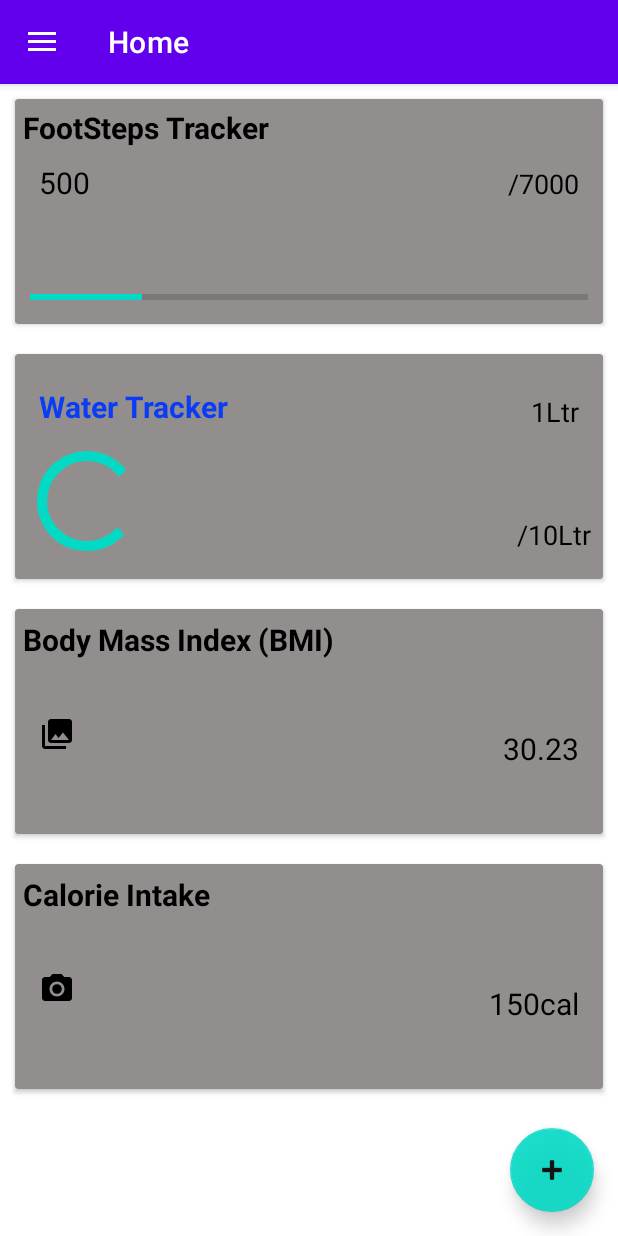
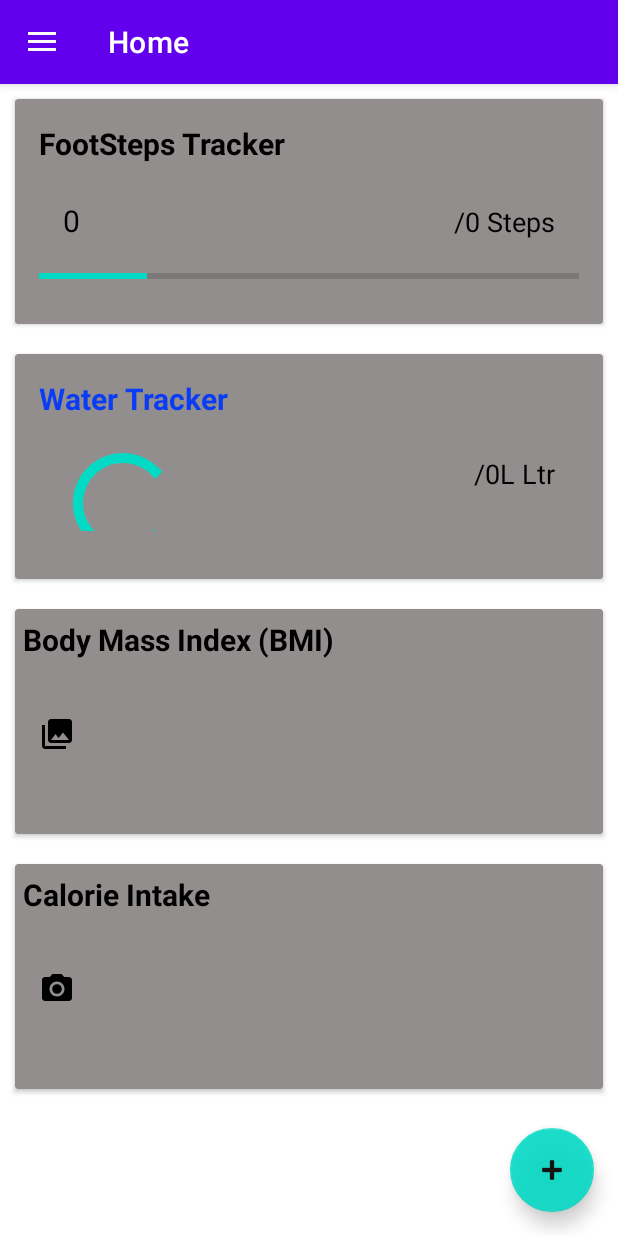
Before and after one commit to AnupaRasaputhra/FitPulse-CapstoneProject, an Android app: the screen it shows after launch (MainActivity), on a phone screen of 412 x 824 dp. Run offline under Robolectric (Android 15) with nearby library versions, the phone set to English and light mode, and no system bars; our stand-ins replace navigation-ui.

Commit message:
#1 Implemented Set Goals Features
Closes #1

```diff
--- a/FitPulse/app/src/main/java/com/example/fitpulse/ui/home/HomeFragment.kt
+++ b/FitPulse/app/src/main/java/com/example/fitpulse/ui/home/HomeFragment.kt
@@ -7,42 +7,35 @@ import android.view.ViewGroup
 import android.widget.TextView
 import androidx.fragment.app.Fragment
 import androidx.fragment.app.activityViewModels
-import androidx.lifecycle.ViewModelProvider
 import com.example.fitpulse.R
 import com.example.fitpulse.databinding.FragmentHomeBinding
 import com.example.fitpulse.ui.setgoals.SetGoalsViewModel
 
 class HomeFragment : Fragment() {
+
     private val viewModel: SetGoalsViewModel by activityViewModels()
-
     private var _binding: FragmentHomeBinding? = null
     private val binding get() = _binding!!
-    private lateinit var homeViewModel: HomeViewModel
 
     override fun onCreateView(
-        inflater: LayoutInflater,
-        container: ViewGroup?,
+        inflater: LayoutInflater, container: ViewGroup?,
         savedInstanceState: Bundle?
     ): View {
         _binding = FragmentHomeBinding.inflate(inflater, container, false)
-        val root: View = binding.root
-
-        homeViewModel = ViewModelProvider(requireActivity())[HomeViewModel::class.java]
-
-        return root
+        return binding.root
     }
 
     override fun onViewCreated(view: View, savedInstanceState: Bundle?) {
         super.onViewCreated(view, savedInstanceState)
 
-        viewModel.selectedGoals.observe(viewLifecycleOwner) { goals ->
+        viewModel.selectedStepsGoal.observe(viewLifecycleOwner) { stepsGoal ->
+            binding.stepTrackerCardView.findViewById<TextView>(R.id.targetSteps).text = "/${stepsGoal} Steps"
+        }
 
-            requireActivity().findViewById<TextView>(R.id.targetSteps).text = goals
-
-
+        viewModel.selectedWaterGoal.observe(viewLifecycleOwner) { waterGoal ->
+            binding.waterIntakeCardView.findViewById<TextView>(R.id.waterTarget).text = "/${waterGoal} Ltr"
         }
     }
-
 
     override fun onDestroyView() {
         super.onDestroyView()
--- a/FitPulse/app/src/main/java/com/example/fitpulse/ui/setgoals/SetGoalsViewModel.kt
+++ b/FitPulse/app/src/main/java/com/example/fitpulse/ui/setgoals/SetGoalsViewModel.kt
@@ -1,16 +1,40 @@
 package com.example.fitpulse.ui.setgoals
 
+import android.app.Application
+import androidx.lifecycle.AndroidViewModel
 import androidx.lifecycle.LiveData
 import androidx.lifecycle.MutableLiveData
-import androidx.lifecycle.ViewModel
+import androidx.lifecycle.viewModelScope
+import kotlinx.coroutines.Dispatchers
+import kotlinx.coroutines.launch
 
-class SetGoalsViewModel: ViewModel() {
+class SetGoalsViewModel(application: Application) : AndroidViewModel(application) {
 
-    private val _selectedGoals = MutableLiveData<String>()
-    val selectedGoals:LiveData<String> get() = _selectedGoals
+    private val sharedPreferences = application.getSharedPreferences("fitpulse_prefs", 0)
 
-    fun setSelectedGoals(goal: String){
-        _selectedGoals.value = goal
+    private val _selectedStepsGoal = MutableLiveData<String>().apply {
+        value = sharedPreferences.getString("steps_goal", "0")
+    }
+    val selectedStepsGoal: LiveData<String> get() = _selectedStepsGoal
+
+    private val _selectedWaterGoal = MutableLiveData<String>().apply {
+        value = sharedPreferences.getString("water_goal", "0L")
+    }
+    val selectedWaterGoal: LiveData<String> get() = _selectedWaterGoal
+
+    fun setSelectedStepsGoal(goal: String) {
+        _selectedStepsGoal.value = goal
+        saveGoalToPreferences("steps_goal", goal)
     }
 
+    fun setSelectedWaterGoal(goal: String) {
+        _selectedWaterGoal.value = goal
+        saveGoalToPreferences("water_goal", goal)
+    }
+
+    private fun saveGoalToPreferences(key: String, value: String) {
+        viewModelScope.launch(Dispatchers.IO) {
+            sharedPreferences.edit().putString(key, value).apply()
+        }
+    }
 }
--- a/FitPulse/app/src/main/res/layout/fragment_home.xml
+++ b/FitPulse/app/src/main/res/layout/fragment_home.xml
@@ -13,22 +13,24 @@
         android:layout_margin="10dp"
         android:backgroundTint="#938E8E">
 
+        <LinearLayout
+            android:layout_width="match_parent"
+            android:layout_height="match_parent"
+            android:orientation="vertical"
+            android:padding="16dp">
 
             <TextView
                 android:id="@+id/liveTrackStep"
                 android:layout_width="wrap_content"
                 android:layout_height="wrap_content"
-            android:padding="5dp"
                 android:text="FootSteps Tracker"
                 android:textColor="#000000"
                 android:textSize="20sp"
                 android:textStyle="bold" />
 
-
             <LinearLayout
                 android:layout_width="match_parent"
                 android:layout_height="wrap_content"
-            android:layout_marginTop="18dp"
                 android:orientation="horizontal"
                 android:padding="16dp">
 
@@ -37,10 +39,9 @@
                     android:layout_width="wrap_content"
                     android:layout_height="wrap_content"
                     android:layout_marginTop="8dp"
-                android:text="500"
+                    android:text="0"
                     android:textColor="#000000"
                     android:textSize="20sp" />
-
 
                 <View
                     android:layout_width="0dp"
@@ -52,22 +53,11 @@
                     android:layout_width="wrap_content"
                     android:layout_height="wrap_content"
                     android:layout_marginTop="8dp"
-                android:text="/7000"
+                    android:text="/0"
                     android:textColor="#000000"
                     android:textSize="18sp" />
 
             </LinearLayout>
-
-        <LinearLayout
-            android:layout_width="match_parent"
-            android:layout_height="wrap_content"
-            android:orientation="vertical"
-            android:padding="10dp">
-
-            <View
-                android:layout_width="0dp"
-                android:layout_height="0dp"
-                android:layout_weight="1" />
 
             <ProgressBar
                 style="?android:attr/progressBarStyleHorizontal"
@@ -75,9 +65,7 @@
                 android:layout_height="15dp"
                 android:progress="20" />
         </LinearLayout>
-
     </androidx.cardview.widget.CardView>
-
 
     <androidx.cardview.widget.CardView
         android:id="@+id/waterIntakeCardView"
@@ -88,43 +76,23 @@
 
         <LinearLayout
             android:layout_width="match_parent"
-            android:layout_height="wrap_content"
-            android:orientation="horizontal"
+            android:layout_height="match_parent"
+            android:orientation="vertical"
             android:padding="16dp">
 
             <TextView
                 android:layout_width="wrap_content"
                 android:layout_height="wrap_content"
-                android:layout_marginTop="5dp"
                 android:text="Water Tracker"
                 android:textColor="#0A3CF6"
                 android:textSize="20sp"
                 android:textStyle="bold" />
 
-            <View
-                android:layout_width="0dp"
-                android:layout_height="0dp"
-                android:layout_weight="1" />
-
-            <TextView
-                android:id="@+id/waterIntake"
-                android:layout_width="wrap_content"
-                android:layout_height="wrap_content"
-                android:layout_marginTop="8dp"
-                android:text="1Ltr"
-                android:textColor="#000000"
-                android:textSize="18sp" />
-
-        </LinearLayout>
-
-
             <LinearLayout
                 android:layout_width="match_parent"
                 android:layout_height="wrap_content"
-            android:layout_marginTop="50dp"
-            android:layout_marginBottom="0dp"
                 android:orientation="horizontal"
-            android:padding="8dp">
+                android:padding="16dp">
 
                 <ProgressBar
                     android:layout_width="80dp"
@@ -139,14 +107,14 @@
                     android:id="@+id/waterTarget"
                     android:layout_width="wrap_content"
                     android:layout_height="wrap_content"
-                android:layout_marginTop="50dp"
-                android:text="/10Ltr"
+                    android:layout_marginTop="8dp"
+                    android:text="/0 Ltr"
                     android:textColor="#000000"
                     android:textSize="18sp" />
+            </LinearLayout>
+        </LinearLayout>
+    </androidx.cardview.widget.CardView>
 
-        </LinearLayout>
-
-    </androidx.cardview.widget.CardView>
 
 
         <androidx.cardview.widget.CardView
@@ -189,7 +157,6 @@
                     android:layout_width="wrap_content"
                     android:layout_height="wrap_content"
                     android:layout_marginTop="8dp"
-                android:text="30.23"
                     android:textColor="#000000"
                     android:textSize="20sp" />
 
@@ -236,12 +203,10 @@
                     android:layout_width="wrap_content"
                     android:layout_height="wrap_content"
                     android:layout_marginTop="8dp"
-                android:text="150cal"
                     android:textColor="#000000"
                     android:textSize="20sp" />
 
             </LinearLayout>
         </androidx.cardview.widget.CardView>
 
-
 </LinearLayout>
--- a/FitPulse/app/src/main/res/values/strings.xml
+++ b/FitPulse/app/src/main/res/values/strings.xml
@@ -33,4 +33,6 @@
     <string name="Female">female</string>
     <string name="HeightInCm">Height In Cm</string>
     <string name="Gender">Gender :</string>
+    <string name="enter_goal_value">Enter goal value</string>
+    <string name="set_goal">Set Goal</string>
 </resources>
```
Also changed, not shown: FitPulse/app/src/main/java/com/example/fitpulse/MainActivity.kt (+20 -0 lines), FitPulse/app/src/main/java/com/example/fitpulse/ui/setgoals/SetGoalsDialogFragment.kt (+44 -17 lines), FitPulse/app/src/main/res/layout/dialog_set_goals.xml (added, +27 -0 lines). Lines whose indentation alone changed are shown as unchanged.
